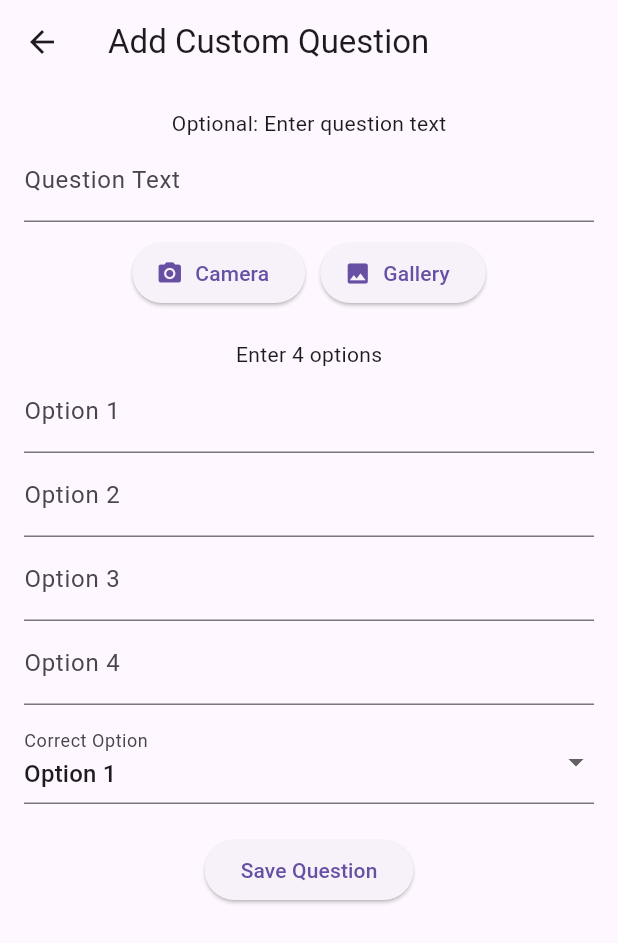
After one commit to AimJ-dilini/driving_quiz_app, a Flutter app: the screen it shows after launch, after a tap on "Add Question", on a phone screen of 412 x 824 dp. The commit adds this screen. Shown: the top 943 px of the screen. Run offline on Flutter 3.47's test engine with Material 3 defaults, Android fonts, the phone set to English and light mode, and no system bars; our stand-ins replace hive, hive_flutter, image_picker; accounts and stored records are empty.

Commit message:
feat: Implement custom question addition and storage using Hive
- Added AddQuestionScreen for users to create custom questions with options and images.
- Integrated image picking functionality using image_picker package.
- Utilized path_provider to save images in the app's document directory.
- Implemented Hive for local storage of questions, including a new Question model with serialization support.
- Updated QuizScreen to fetch questions from Hive and handle both local and predefined questions.
- Registered file_selector plugin for file operations across platforms.
- Updated pubspec.yaml to include necessary dependencies for Hive, image picking, and path management.

```diff
--- /dev/null
+++ b/lib/data/question_data.dart
@@ -0,0 +1,7 @@
+import 'package:hive/hive.dart';
+import '../models/question.dart';
+
+List<Question> getAllQuestions() {
+  final box = Hive.box<Question>('questionsBox');
+  return box.values.toList();
+}
--- a/lib/main.dart
+++ b/lib/main.dart
@@ -1,8 +1,19 @@
+import 'package:driving_quiz_app/models/question.dart';
+import 'package:driving_quiz_app/screens/add_question_screen.dart';
 import 'package:flutter/material.dart';
+import 'package:hive_flutter/hive_flutter.dart';
+import 'package:path_provider/path_provider.dart';
 import 'screens/quiz_screen.dart';
 import 'screens/learning_screen.dart';
 
-void main() {
+void main() async {
+  WidgetsFlutterBinding.ensureInitialized();
+  final appDocDir = await getApplicationDocumentsDirectory();
+  await Hive.initFlutter(appDocDir.path);
+
+  Hive.registerAdapter(QuestionAdapter());
+  await Hive.openBox<Question>('questionsBox');
+
   runApp(const MyApp());
 }
 
@@ -39,6 +50,14 @@ class HomeScreen extends StatelessWidget {
                 Navigator.push(context, MaterialPageRoute(builder: (_) => const LearningScreen()));
               },
             ),
+            const SizedBox(height: 20),
+            ElevatedButton.icon(
+              icon: const Icon(Icons.add),
+              label: const Text("Add Question"),
+              onPressed: () {
+                Navigator.push(context, MaterialPageRoute(builder: (_) => const AddQuestionScreen()));
+              },
+            ),
           ],
         ),
       ),
--- a/lib/models/question.dart
+++ b/lib/models/question.dart
@@ -1,13 +1,33 @@
-class Question {
-  final String imagePath;
-  final List<String> options;
-  final int correctIndex;
+import 'package:hive/hive.dart';
+
+part 'question.g.dart';
+
+@HiveType(typeId: 0)
+class Question extends HiveObject {
+  @HiveField(0)
+  String? imagePath;
+
+  @HiveField(1)
+  List<String> options;
+
+  @HiveField(2)
+  int correctIndex;
+
+  @HiveField(3)
   bool markedForReview;
 
+  @HiveField(4)
+  bool isCustom;
+
+  @HiveField(5)
+  String? questionText;
+
   Question({
-    required this.imagePath,
+    this.imagePath,
     required this.options,
     required this.correctIndex,
     this.markedForReview = false,
+    this.isCustom = false,
+    this.questionText,
   });
 }
--- /dev/null
+++ b/lib/screens/add_question_screen.dart
@@ -0,0 +1,141 @@
+import 'dart:io';
+
+import 'package:flutter/material.dart';
+import 'package:image_picker/image_picker.dart';
+import 'package:path_provider/path_provider.dart';
+import 'package:path/path.dart' as path;
+import 'package:hive/hive.dart';
+
+import '../models/question.dart';
+
+class AddQuestionScreen extends StatefulWidget {
+  const AddQuestionScreen({super.key});
+
+  @override
+  State<AddQuestionScreen> createState() => _AddQuestionScreenState();
+}
+
+class _AddQuestionScreenState extends State<AddQuestionScreen> {
+  final _formKey = GlobalKey<FormState>();
+  final _questionTextController = TextEditingController();
+  final List<TextEditingController> _optionControllers =
+      List.generate(4, (_) => TextEditingController());
+
+  int correctIndex = 0;
+  File? imageFile;
+
+  Future<void> pickImage(ImageSource source) async {
+    final picked = await ImagePicker().pickImage(source: source);
+    if (picked == null) return;
+
+    final appDir = await getApplicationDocumentsDirectory();
+    final fileName = path.basename(picked.path);
+    final savedImage = await File(picked.path).copy('${appDir.path}/$fileName');
+
+    setState(() {
+      imageFile = savedImage;
+    });
+  }
+
+  void saveQuestion() async {
+    if (_formKey.currentState!.validate()) {
+      final options = _optionControllers.map((c) => c.text).toList();
+      final question = Question(
+        questionText: _questionTextController.text.isEmpty
+            ? null
+            : _questionTextController.text,
+        imagePath: imageFile?.path,
+        options: options,
+        correctIndex: correctIndex,
+        isCustom: true,
+      );
+
+      final box = Hive.box<Question>('questionsBox');
+      await box.add(question);
+
+      ScaffoldMessenger.of(context).showSnackBar(
+        const SnackBar(content: Text('Question added successfully!')),
+      );
+
+      Navigator.pop(context);
+    }
+  }
+
+  @override
+  void dispose() {
+    _questionTextController.dispose();
+    for (final c in _optionControllers) {
+      c.dispose();
+    }
+    super.dispose();
+  }
+
+  @override
+  Widget build(BuildContext context) {
+    return Scaffold(
+      appBar: AppBar(title: const Text('Add Custom Question')),
+      body: SingleChildScrollView(
+        padding: const EdgeInsets.all(16),
+        child: Form(
+          key: _formKey,
+          child: Column(
+            children: [
+              const Text('Optional: Enter question text'),
+              TextFormField(
+                controller: _questionTextController,
+                decoration: const InputDecoration(labelText: 'Question Text'),
+              ),
+              const SizedBox(height: 10),
+              if (imageFile != null)
+                Image.file(imageFile!, height: 150),
+              Row(
+                mainAxisAlignment: MainAxisAlignment.center,
+                children: [
+                  ElevatedButton.icon(
+                    onPressed: () => pickImage(ImageSource.camera),
+                    icon: const Icon(Icons.camera_alt),
+                    label: const Text('Camera'),
+                  ),
+                  const SizedBox(width: 10),
+                  ElevatedButton.icon(
+                    onPressed: () => pickImage(ImageSource.gallery),
+                    icon: const Icon(Icons.photo),
+                    label: const Text('Gallery'),
+                  ),
+                ],
+              ),
+              const SizedBox(height: 20),
+              const Text('Enter 4 options'),
+              for (int i = 0; i < 4; i++)
+                TextFormField(
+                  controller: _optionControllers[i],
+                  decoration: InputDecoration(labelText: 'Option ${i + 1}'),
+                  validator: (val) =>
+                      val == null || val.isEmpty ? 'Required' : null,
+                ),
+              const SizedBox(height: 10),
+              DropdownButtonFormField<int>(
+                value: correctIndex,
+                decoration: const InputDecoration(labelText: 'Correct Option'),
+                items: List.generate(4, (i) => DropdownMenuItem(
+                  value: i,
+                  child: Text('Option ${i + 1}'),
+                )),
+                onChanged: (val) {
+                  setState(() {
+                    correctIndex = val!;
+                  });
+                },
+              ),
+              const SizedBox(height: 20),
+              ElevatedButton(
+                onPressed: saveQuestion,
+                child: const Text('Save Question'),
+              )
+            ],
+          ),
+        ),
+      ),
+    );
+  }
+}
--- a/lib/screens/quiz_screen.dart
+++ b/lib/screens/quiz_screen.dart
@@ -1,6 +1,10 @@
+import 'dart:io';
+
+import 'package:driving_quiz_app/models/question.dart';
 import 'package:flutter/material.dart';
 import '../data/questions.dart';
 import '../widgets/option_button.dart';
+import '../data/question_data.dart';
 
 class QuizScreen extends StatefulWidget {
   const QuizScreen({super.key});
@@ -13,10 +17,17 @@ class _QuizScreenState extends State<QuizScreen> {
   int currentQuestion = 0;
   bool answered = false;
   int selectedIndex = -1;
+  late List<Question> allQuestions;
+
+  @override
+  void initState() {
+    super.initState();
+    allQuestions = [...questions, ...getAllQuestions()];
+  }
 
   void nextQuestion() {
     setState(() {
-      currentQuestion = (currentQuestion + 1) % questions.length;
+      currentQuestion = (currentQuestion + 1) % allQuestions.length;
       answered = false;
       selectedIndex = -1;
     });
@@ -32,14 +43,26 @@ class _QuizScreenState extends State<QuizScreen> {
 
   @override
   Widget build(BuildContext context) {
-    final question = questions[currentQuestion];
+    if (allQuestions.isEmpty) {
+      return Scaffold(
+        appBar: AppBar(title: const Text('Driving Test Quiz')),
+        body: const Center(child: Text("No questions available.")), //
+      );
+    }
 
+    final question = allQuestions[currentQuestion];
     return Scaffold(
       appBar: AppBar(title: const Text('Driving Test Quiz')),
       body: Column(
         mainAxisAlignment: MainAxisAlignment.center,
         children: [
-          Image.asset(question.imagePath, height: 200),
+          if (question.imagePath != null)
+            // Image.asset(question.imagePath!, height: 200)
+            question.imagePath != null && question.imagePath!.startsWith('assets/')
+                ? Image.asset(question.imagePath!, height: 200)
+                : Image.file(File(question.imagePath!), height: 200)
+          else
+            const SizedBox(height: 10),
           const SizedBox(height: 20),
           ...List.generate(question.options.length, (index) {
             return OptionButton(
```
Also changed, not shown: lib/screens/learning_screen.dart (+29 -59 lines), pubspec.yaml (+7 -2 lines), lib/models/question.g.dart (added), pubspec.lock, 5 other files.
